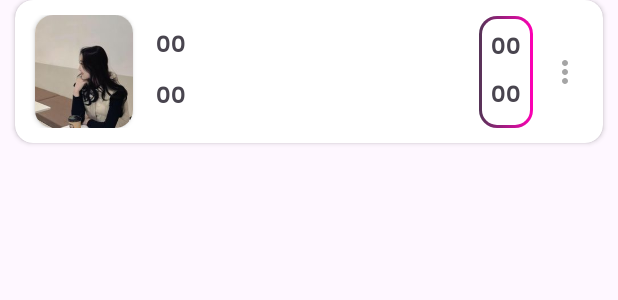
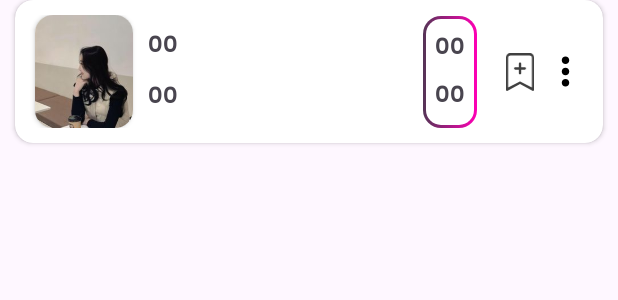
Before and after one commit to tuananh140620/CRUD-Roomdatabase, an Android app: the layout item_student.xml on its own in the app's theme, with its tools: preview values and no code run, on a phone screen of 412 x 824 dp. Shown: the top 300 px of the screen. Run offline under Robolectric (Android 15) with nearby library versions, the phone set to English and light mode, and no system bars.

```diff
--- a/app/build.gradle.kts
+++ b/app/build.gradle.kts
@@ -75,5 +75,6 @@ dependencies {
     //Glide
     implementation ("com.github.bumptech.glide:glide:4.16.0")
     annotationProcessor ("com.github.bumptech.glide:compiler:4.16.0")
+    implementation ("androidx.fragment:fragment-ktx:1.3.6")
 
 }
--- a/app/src/main/java/com/example/crud_roomdatabase/data/roomdatabase/AppDatabase.kt
+++ b/app/src/main/java/com/example/crud_roomdatabase/data/roomdatabase/AppDatabase.kt
@@ -10,7 +10,7 @@ import kotlinx.coroutines.CoroutineScope
 import kotlinx.coroutines.Dispatchers
 import kotlinx.coroutines.launch
 
-@Database(entities = [Student::class], version = 3, exportSchema = true)
+@Database(entities = [Student::class], version = 5, exportSchema = false)
 abstract class StudentRoomDatabase : RoomDatabase() {
     abstract fun studentDao(): StudentDao
 
--- /dev/null
+++ b/app/src/main/res/drawable/ic_active_bookmark.xml
@@ -0,0 +1,12 @@
+<vector xmlns:android="http://schemas.android.com/apk/res/android"
+    android:width="12dp"
+    android:height="16dp"
+    android:viewportWidth="12"
+    android:viewportHeight="16">
+  <path
+      android:pathData="M0,2C0,1.47 0.211,0.961 0.586,0.586C0.961,0.211 1.47,0 2,0L10,0C10.531,0 11.039,0.211 11.414,0.586C11.79,0.961 12,1.47 12,2V15.5C12,15.591 11.976,15.679 11.929,15.757C11.883,15.835 11.816,15.898 11.736,15.941C11.656,15.983 11.567,16.004 11.476,15.999C11.386,15.995 11.299,15.966 11.223,15.916L6,13.101L0.777,15.916C0.702,15.966 0.614,15.995 0.524,15.999C0.434,16.004 0.344,15.983 0.264,15.941C0.184,15.898 0.118,15.835 0.071,15.757C0.025,15.679 0,15.591 0,15.5V2ZM2,1C1.735,1 1.48,1.105 1.293,1.293C1.105,1.48 1,1.735 1,2V14.566L5.723,12.084C5.805,12.03 5.902,12 6,12C6.099,12 6.195,12.03 6.277,12.084L11,14.566V2C11,1.735 10.895,1.48 10.707,1.293C10.52,1.105 10.265,1 10,1H2Z"
+      android:fillColor="#404040"/>
+  <path
+      android:pathData="M6,4C6.133,4 6.26,4.053 6.354,4.146C6.447,4.24 6.5,4.367 6.5,4.5V6H8C8.133,6 8.26,6.053 8.354,6.146C8.447,6.24 8.5,6.367 8.5,6.5C8.5,6.633 8.447,6.76 8.354,6.854C8.26,6.947 8.133,7 8,7H6.5V8.5C6.5,8.633 6.447,8.76 6.354,8.854C6.26,8.947 6.133,9 6,9C5.867,9 5.74,8.947 5.647,8.854C5.553,8.76 5.5,8.633 5.5,8.5V7H4C3.867,7 3.74,6.947 3.647,6.854C3.553,6.76 3.5,6.633 3.5,6.5C3.5,6.367 3.553,6.24 3.647,6.146C3.74,6.053 3.867,6 4,6H5.5V4.5C5.5,4.367 5.553,4.24 5.647,4.146C5.74,4.053 5.867,4 6,4Z"
+      android:fillColor="#404040"/>
+</vector>
--- a/app/src/main/res/layout/item_student.xml
+++ b/app/src/main/res/layout/item_student.xml
@@ -41,7 +41,7 @@
             android:id="@+id/tvName"
             android:layout_width="0dp"
             android:layout_height="wrap_content"
-            android:layout_marginHorizontal="15dp"
+            android:layout_marginHorizontal="10dp"
             android:fontFamily="@font/poppins_semibold"
             android:text="00"
             android:textSize="15dp"
@@ -71,7 +71,7 @@
             android:padding="8dp"
             app:layout_constraintBottom_toBottomOf="parent"
             app:layout_constraintEnd_toEndOf="parent"
-            app:layout_constraintHorizontal_bias="0.89"
+            app:layout_constraintHorizontal_bias="0.78"
             app:layout_constraintStart_toStartOf="parent"
             app:layout_constraintTop_toTopOf="parent">
 
@@ -95,12 +95,24 @@
         </LinearLayout>
 
         <ImageView
+            android:id="@+id/imBookmark"
+            android:layout_width="20dp"
+            android:layout_height="25dp"
+            android:src="@drawable/ic_active_bookmark"
+            android:backgroundTint="@color/black"
+            app:layout_constraintHorizontal_bias="0.9"
+            app:layout_constraintBottom_toBottomOf="parent"
+            app:layout_constraintEnd_toEndOf="parent"
+            app:layout_constraintStart_toStartOf="parent"
+            app:layout_constraintTop_toTopOf="parent" />
+
+        <ImageView
             android:id="@+id/imMore"
-            android:layout_width="wrap_content"
-            android:layout_height="match_parent"
+            android:layout_width="30dp"
+            android:layout_height="30dp"
             android:background="@drawable/ic_more"
-            android:backgroundTint="#A5A5A5"
-            app:layout_constraintHorizontal_bias="0.99"
+            android:backgroundTint="@color/black"
+            app:layout_constraintHorizontal_bias="0.9999"
             app:layout_constraintBottom_toBottomOf="parent"
             app:layout_constraintEnd_toEndOf="parent"
             app:layout_constraintStart_toStartOf="parent"
```
Also changed, not shown: app/src/main/java/com/example/crud_roomdatabase/view/bottomsheet/BottomSheetDialogInsert.kt (+6 -3 lines), app/src/main/res/drawable/ic_inactive_bookmark.xml (added, +10 -0 lines).
